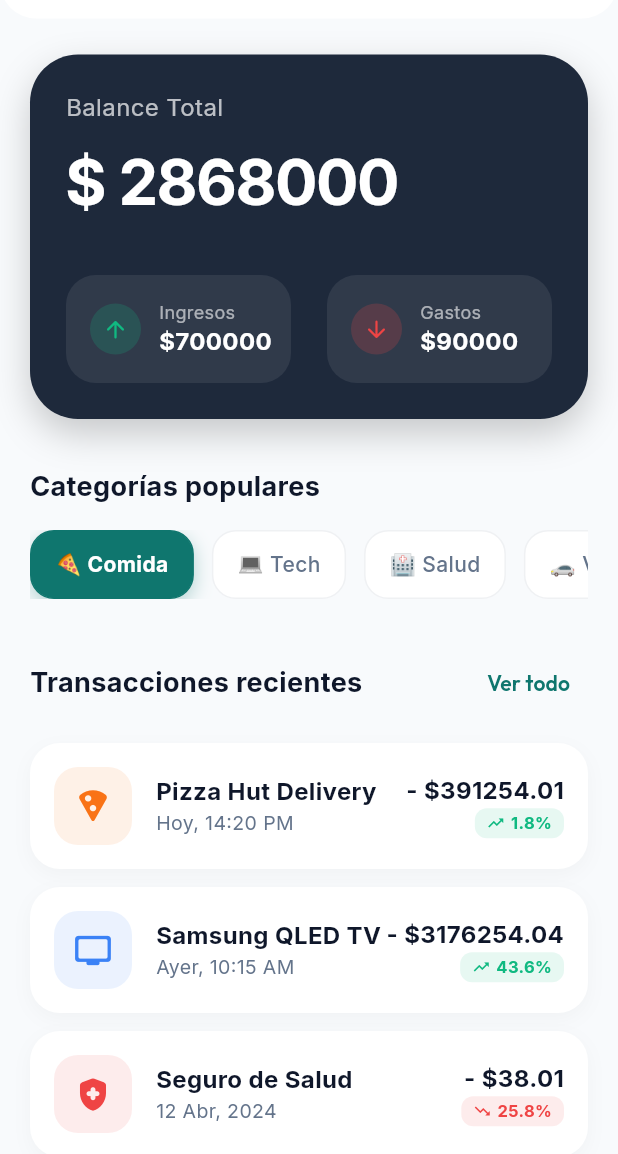
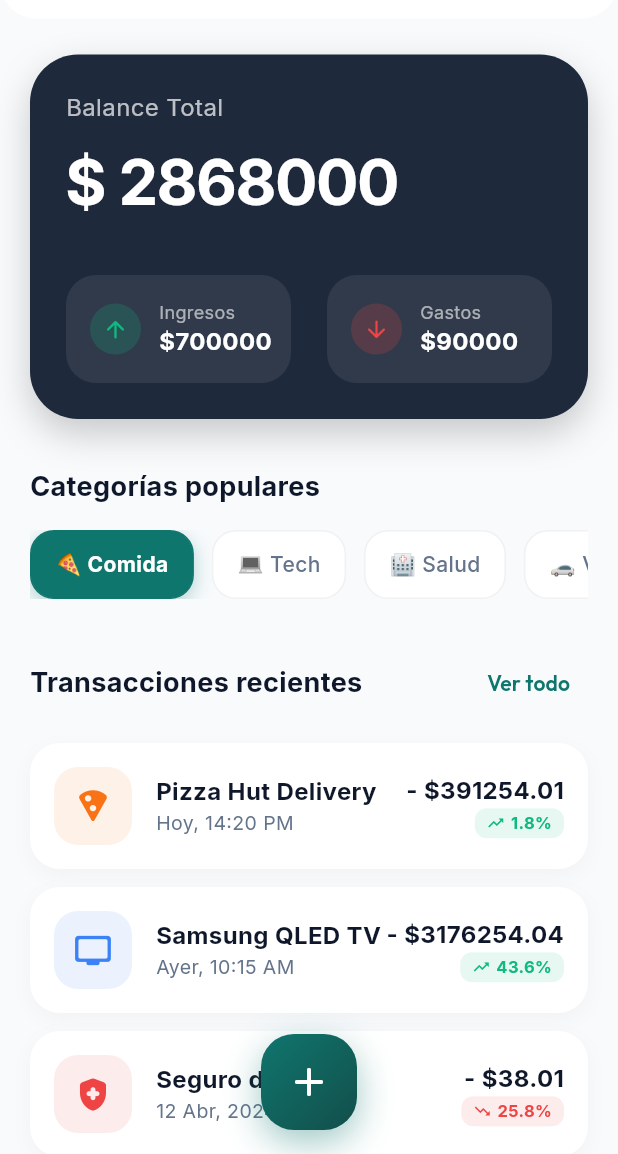
Before and after one commit to sebastianvasquezechavarria1234/landing-flutter, a Flutter app: the screen it shows after launch, on a phone screen of 412 x 824 dp, the part 82-1236 px from its top. Run offline on Flutter 3.47's test engine with Material 3 defaults, Android fonts, the light colour scheme and no system bars; our stand-ins replace google_fonts; network calls fail.

Commit message:
feat: integración de AddTransactionButton en el Scaffold de Store

```diff
--- a/lib/store.dart
+++ b/lib/store.dart
@@ -4,6 +4,7 @@ import 'models/transaction_model.dart';
 import 'widgets/custom_nav_bar.dart';
 import 'widgets/balance_card.dart';
 import 'widgets/transaction_item.dart';
+import 'widgets/add_transaction_button.dart';
 
 class Store extends StatefulWidget {
   const Store({super.key});
@@ -60,6 +61,8 @@ class _StoreState extends State<Store> {
   Widget build(BuildContext context) {
     return Scaffold(
       backgroundColor: AppTheme.bgSoft,
+      floatingActionButton: const AddTransactionButton(),
+      floatingActionButtonLocation: FloatingActionButtonLocation.centerFloat,
       body: SafeArea(
         child: Column(
           children: [
```
